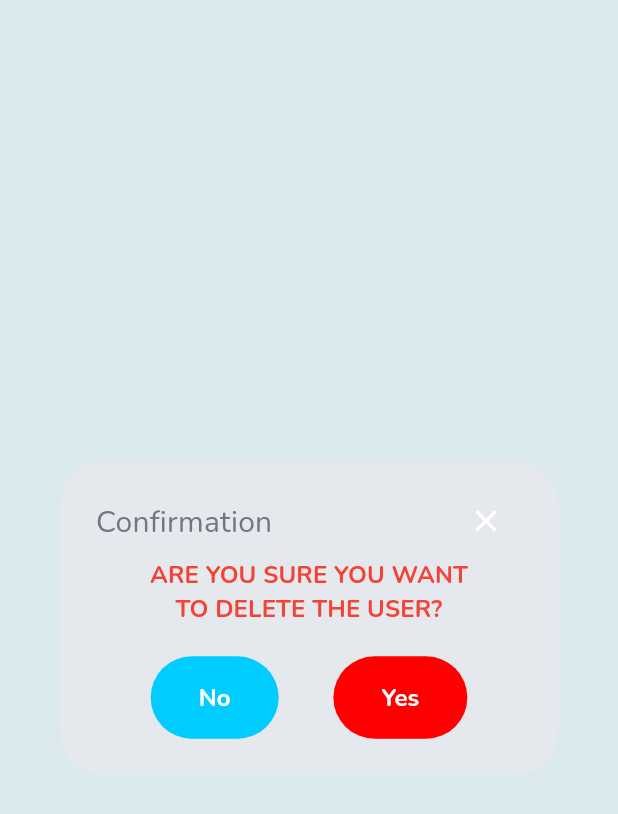
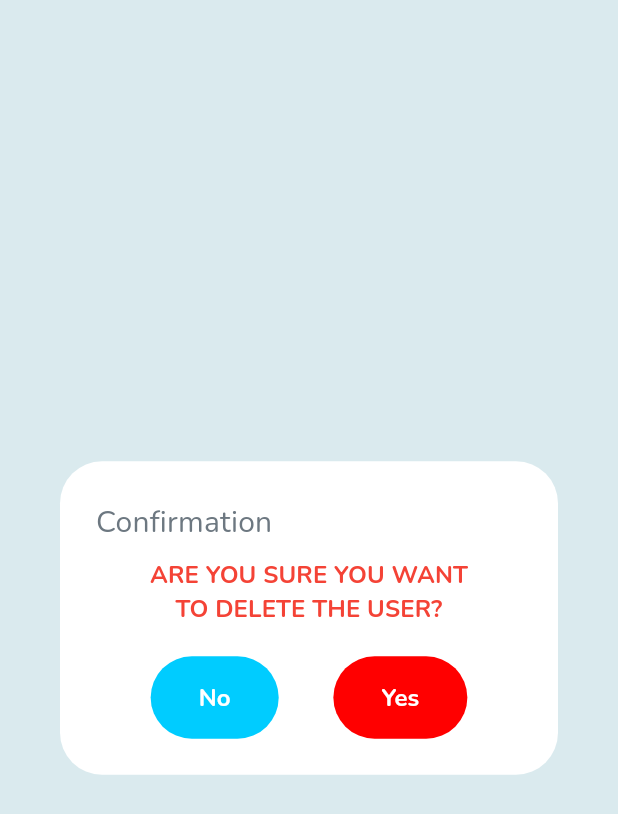
Before and after one commit to framgia/sph-flutter, a Flutter app: the UserDeleteDialog widget shown alone on an empty page, opened directly, on a phone screen of 412 x 824 dp. Shown: the top 814 px of the screen. Run offline on Flutter 3.47's test engine with Material 2 defaults, Android fonts, the phone set to English and light mode, and no system bars; our stand-ins replace curved_navigation_bar, flutter_form_builder, flutter_svg, form_builder_validators, get.

Commit message:
Changed delete Icon and BG color for Dialog

```diff
--- a/frontend/lib/src/features/admin_user_list/components/user_delete_dialog.dart
+++ b/frontend/lib/src/features/admin_user_list/components/user_delete_dialog.dart
@@ -5,6 +5,7 @@ class UserDeleteDialog extends StatelessWidget {
   @override
   Widget build(BuildContext context) {
     return AlertDialog(
+      backgroundColor: Colors.white,
       content: SizedBox(
         width: 300,
         child: Column(
--- a/frontend/lib/src/features/admin_user_list/components/user_list_card.dart
+++ b/frontend/lib/src/features/admin_user_list/components/user_list_card.dart
@@ -27,7 +27,7 @@ class UserListCard extends StatelessWidget {
             builder: (BuildContext context) => const UserDeleteDialog(),
           );
         },
-        icon: const Icon(Icons.delete),
+        icon: Image.asset('assets/images/trash-icon.png'),
         style: ButtonStyle(
           iconColor: MaterialStateProperty.resolveWith(
             (states) {
```
Also changed, not shown: frontend/assets/images/trash-icon.png (added).
